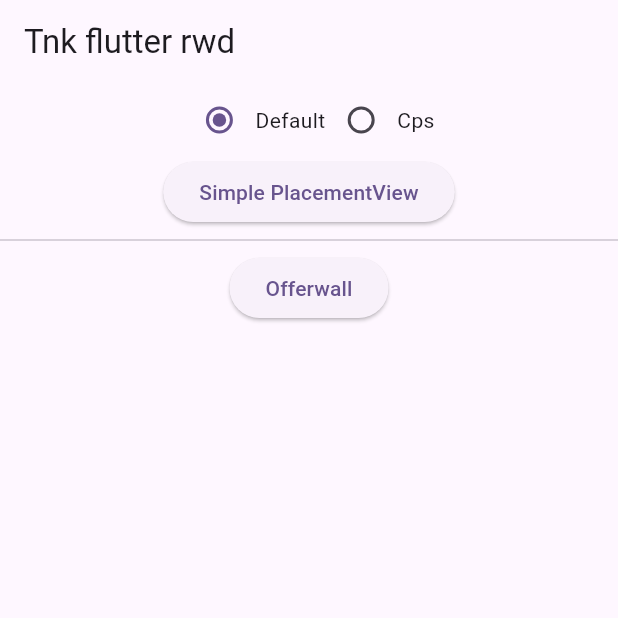
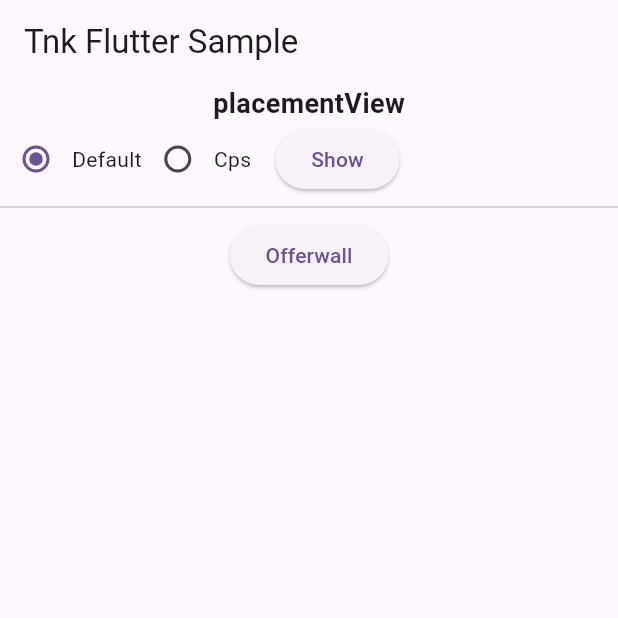
Before and after one commit to tnkfactory/flutter_sample, a Flutter app: the screen it shows after launch, on a phone screen of 412 x 824 dp, the top half of it. Run offline on Flutter 3.47's test engine with Material 3 defaults, Android fonts, the phone set to English and light mode, and no system bars; missing offline and left inert: tnk_flutter_rwd.

```diff
--- a/lib/main.dart
+++ b/lib/main.dart
@@ -14,7 +14,7 @@ class MyApp extends StatelessWidget {
   @override
   Widget build(BuildContext context) {
     return MaterialApp(
-      title: 'Tnk flutter rwd',
+      title: 'TNK Flutter Sample',
       theme: ThemeData(
         colorScheme: ColorScheme.fromSeed(seedColor: Colors.deepPurple),
       ),
@@ -32,11 +32,15 @@ class MyHomePage extends StatefulWidget {
   State<MyHomePage> createState() => _MyHomePageState();
 }
 
-const DEFAULT_VIEW = 1;
-const CPS_VIEW = 2;
+/**
+ * PlacementView Type 정의
+ */
+const DEFAULT_VIEW = 1; // default view
+const CPS_VIEW = 2; // cps view
 
 class _MyHomePageState extends State<MyHomePage> {
-  int _selectedType = DEFAULT_VIEW;
+
+  int _selectedType = DEFAULT_VIEW; // 선택된 PlacementView Type
 
   void _handleRadioValueChange(int? value) {
     setState(() {
@@ -47,12 +51,20 @@ class _MyHomePageState extends State<MyHomePage> {
   @override
   Widget build(BuildContext context) {
     return Scaffold(
-      appBar: AppBar(title: Text('Tnk flutter rwd')),
+      appBar: AppBar(title: Text('Tnk Flutter Sample')),
       body: Center(
         child: Column(
           children: [
             Row(
-              mainAxisAlignment: MainAxisAlignment.center,
+              mainAxisAlignment: MainAxisAlignment.spaceEvenly,
+              children: [
+                Text("placementView",
+                style: TextStyle(fontSize: 18, fontWeight: FontWeight.bold)),
+                // Margin
+              ],
+            ),
+            Row(
+              mainAxisAlignment: MainAxisAlignment.start,
               children: [
                 Radio<int>(
                   value: DEFAULT_VIEW,
@@ -67,8 +79,9 @@ class _MyHomePageState extends State<MyHomePage> {
                   onChanged: _handleRadioValueChange,
                 ),
                 Text('Cps'),
-              ],
-            ),
+
+                VerticalDivider(),
+
                 ElevatedButton(
                   onPressed: () {
                     Navigator.push(
@@ -79,11 +92,21 @@ class _MyHomePageState extends State<MyHomePage> {
                       ),
                     );
                   },
+                  style: ElevatedButton.styleFrom(
+                  ),
                   child: Text(
-                'Simple PlacementView',
+                    'Show',
                     style: TextStyle(fontSize: 14),
                   ),
                 ),
+              ],
+
+
+            ),
+
+
+
+
 
             Divider(),
 
```
Also changed, not shown: lib/placement_view.dart (+33 -8 lines). Lines whose indentation alone changed are shown as unchanged.
